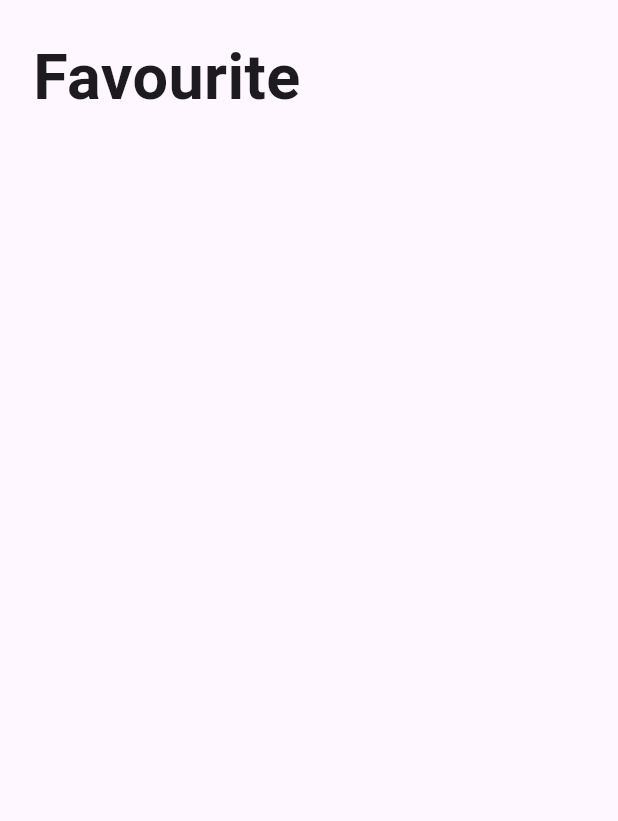
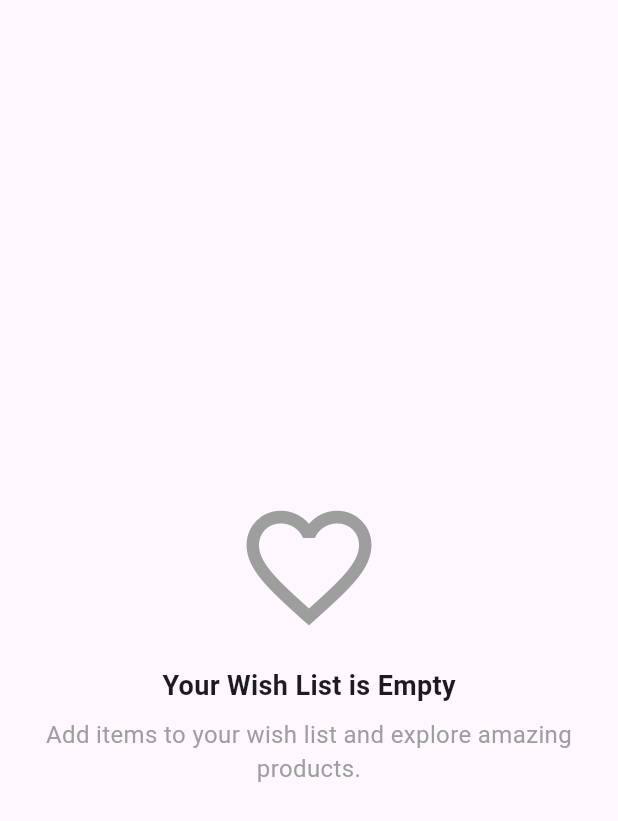
Before and after one commit to OmarOsama77/QickCart, a Flutter app: the WishList screen opened directly, on a phone screen of 412 x 824 dp. Shown: the top 821 px of the screen. Run offline on Flutter 3.47's test engine with Material 3 defaults, Android fonts, the phone set to English and light mode, and no system bars; our stand-ins replace bloc, carousel_slider, cloud_firestore, firebase_auth, firebase_core, flutter_bloc and 1 more; accounts and stored records are empty.

Commit message:
update on fav

```diff
--- a/lib/models/cart.dart
+++ b/lib/models/cart.dart
@@ -3,6 +3,6 @@ import 'package:quirkcart/models/products.dart';
 class Cart{
   String id;
   List<Products> items;
-
-  Cart(this.id, this.items);
+  num price;
+  Cart(this.id, this.items,this.price);
 }
--- a/lib/presentation/cubits/products_cubit/favourite_cubit.dart
+++ b/lib/presentation/cubits/products_cubit/favourite_cubit.dart
@@ -32,7 +32,6 @@ class FavouriteCubit extends Cubit<FavouriteState> {
     await productsRepositoryImpl.removeFav(uId, pId);
     for (int i = 0; i < favProducts.length; i++) {
       int c = int.parse(pId)-1;
-
       if (favProducts[i].name == name) {
         print('rr');
         favProducts.removeAt(i);
@@ -58,4 +57,11 @@ class FavouriteCubit extends Cubit<FavouriteState> {
     Products p = await productsRepositoryImpl.getProductById(pId);
     return p;
   }
+  void changeFavIcon(List<Products>p,int id){
+      for (int i=0;i<p.length;i++){
+        if(p[i].id==id){
+          p[i].fav=null;
+        }
+      }
+  }
 }
--- a/lib/presentation/view/screens/wish_list/wish_list.dart
+++ b/lib/presentation/view/screens/wish_list/wish_list.dart
@@ -3,6 +3,7 @@ import 'package:flutter_bloc/flutter_bloc.dart';
 import 'package:quirkcart/presentation/cubits/products_cubit/favourite_cubit.dart';
 import 'package:quirkcart/presentation/cubits/products_cubit/products_cubit.dart';
 import 'package:quirkcart/presentation/cubits/use_cubti/user_cubit.dart';
+import 'package:quirkcart/presentation/view/widgets/widh_list_widgets/empty_wish_list.dart';
 import 'package:quirkcart/presentation/view/widgets/widh_list_widgets/wish_list_item.dart';
 
 class WishList extends StatelessWidget {
@@ -15,18 +16,21 @@ class WishList extends StatelessWidget {
     return Scaffold(
       body: SafeArea(
         child: SingleChildScrollView(
-          child: Padding(
+          child:
+        BlocBuilder<FavouriteCubit,FavouriteState>(builder:(context,state){
+          return   Padding(
             padding: const EdgeInsets.only(top: 22, left: 22, right: 22),
             child:
-                Column(crossAxisAlignment: CrossAxisAlignment.start, children: [
+            cubit.favProducts.isEmpty?
+            EmptyWishList()
+                :     Column(crossAxisAlignment: CrossAxisAlignment.start, children: [
               Text(
                 "Favourite",
                 style: TextStyle(fontSize: 42, fontWeight: FontWeight.bold),
               ),
               SizedBox(
                   child:
-               BlocBuilder<FavouriteCubit,FavouriteState>(builder:(context,state){
-                 return  ListView.builder(
+                  ListView.builder(
                       physics: const NeverScrollableScrollPhysics(),
                       shrinkWrap: true,
                       itemCount: cubit.favProducts.length,
@@ -37,11 +41,11 @@ class WishList extends StatelessWidget {
                           price: cubit.favProducts[index].price,
                           image: cubit.favProducts[index].imageUrl,
                         );
-                     });
                       })
               )
             ]),
-          ),
+          );
+        })
         ),
       ),
     );
--- /dev/null
+++ b/lib/presentation/view/widgets/widh_list_widgets/empty_wish_list.dart
@@ -0,0 +1,39 @@
+import 'package:flutter/material.dart';
+
+class EmptyWishList extends StatelessWidget {
+  const EmptyWishList({super.key});
+
+  @override
+  Widget build(BuildContext context) {
+    var h = MediaQuery.of(context).size.height;
+    return Container(
+      height: h,
+      child: Center(
+        child: Column(
+          mainAxisAlignment: MainAxisAlignment.center,
+
+          children: [
+            Icon(
+              Icons.favorite_border,
+              size: 100,
+              color: Colors.grey,
+            ),
+            SizedBox(height: 16),
+            Text(
+              'Your Wish List is Empty',
+              style: TextStyle(fontSize: 18, fontWeight: FontWeight.bold),
+            ),
+            SizedBox(height: 8),
+            Text(
+              'Add items to your wish list and explore amazing products.',
+              textAlign: TextAlign.center,
+              style: TextStyle(fontSize: 16, color: Colors.grey),
+            ),
+            SizedBox(height: 16),
+
+          ],
+        ),
+      ),
+    );
+  }
+}
--- a/lib/presentation/view/widgets/widh_list_widgets/wish_list_item.dart
+++ b/lib/presentation/view/widgets/widh_list_widgets/wish_list_item.dart
@@ -1,6 +1,7 @@
 import 'package:flutter/material.dart';
 import 'package:flutter_bloc/flutter_bloc.dart';
 import 'package:quirkcart/presentation/cubits/products_cubit/favourite_cubit.dart';
+import 'package:quirkcart/presentation/cubits/products_cubit/products_cubit.dart';
 import '../../../cubits/use_cubti/user_cubit.dart';
 
 class WishListItem extends StatelessWidget {
@@ -12,9 +13,9 @@ class WishListItem extends StatelessWidget {
 
   @override
   Widget build(BuildContext context) {
-
     var cubit = BlocProvider.of<FavouriteCubit>(context);
     var cubit2 = BlocProvider.of<UserCubit>(context);
+    var cubit3 = BlocProvider.of<ProductsCubit>(context);
     return Padding(
       padding: const EdgeInsets.only(top: 22,bottom: 10),
       child: Container(
@@ -46,6 +47,7 @@ class WishListItem extends StatelessWidget {
             Spacer(),
             Align(alignment: Alignment.topRight,child: IconButton(onPressed:(){
                           cubit.removeFav(cubit2.userData!.uId!, (id).toString(),name);
+                          cubit.changeFavIcon(cubit3.hProducts, id);
                   }, icon: Icon(Icons.close)),),
 
           ],
```
Lines whose indentation alone changed are shown as unchanged.
